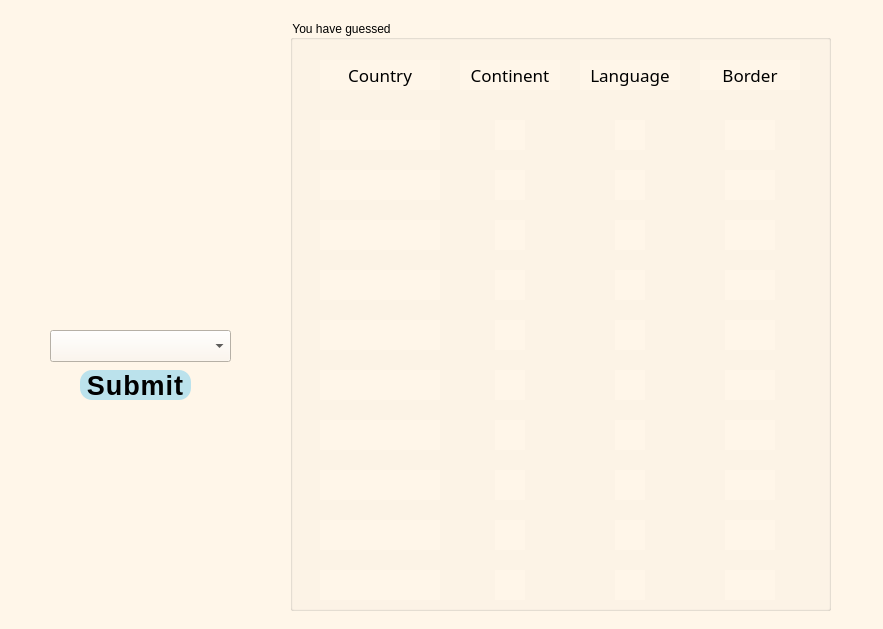
The window that mapper_game.ui (S-rita/KiddoQuest) describes before a commit, drawn with Qt 5.
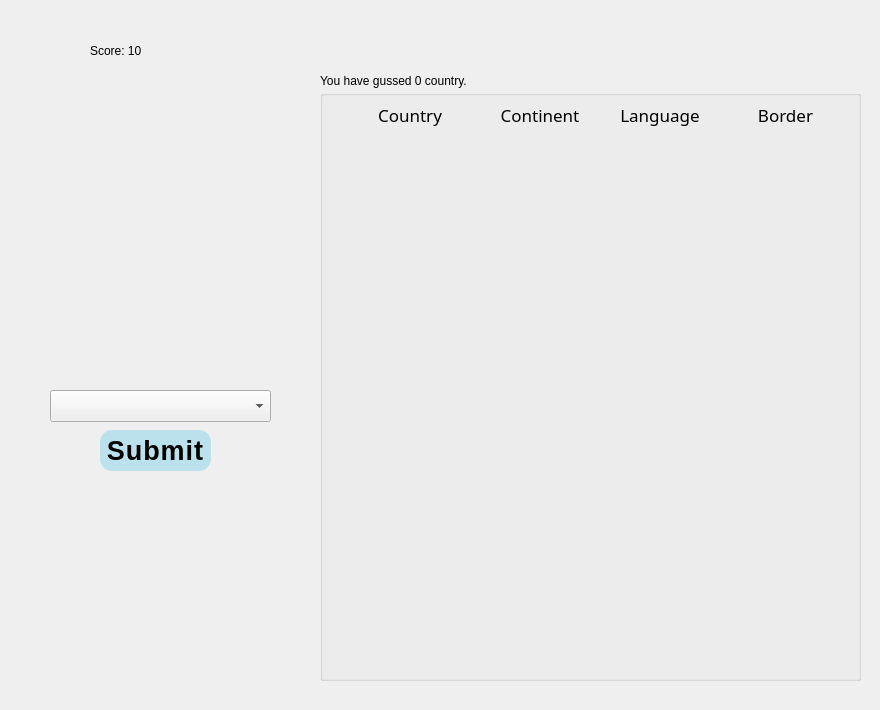
The same window after the commit.

```diff
--- a/mapper_game.ui
+++ b/mapper_game.ui
@@ -6,8 +6,8 @@
    <rect>
     <x>0</x>
     <y>0</y>
-    <width>883</width>
-    <height>629</height>
+    <width>880</width>
+    <height>710</height>
    </rect>
   </property>
   <property name="windowTitle">
@@ -15,17 +15,16 @@
   </property>
   <property name="styleSheet">
    <string notr="true">font: 500 13pt &quot;BM Jua&quot;;
-background: rgb(255, 246, 233);
 color: black;</string>
   </property>
   <widget class="QWidget" name="centralwidget">
    <widget class="QPushButton" name="pushButton">
     <property name="geometry">
      <rect>
-      <x>80</x>
-      <y>370</y>
+      <x>100</x>
+      <y>430</y>
       <width>111</width>
-      <height>30</height>
+      <height>41</height>
      </rect>
     </property>
     <property name="styleSheet">
@@ -44,20 +43,20 @@
    <widget class="QGroupBox" name="GroupBox">
     <property name="geometry">
      <rect>
-      <x>290</x>
-      <y>20</y>
+      <x>320</x>
+      <y>90</y>
       <width>541</width>
       <height>591</height>
      </rect>
     </property>
     <property name="title">
-     <string>You have guessed</string>
+     <string/>
     </property>
     <widget class="QLabel" name="Country_head">
      <property name="geometry">
       <rect>
        <x>30</x>
-       <y>40</y>
+       <y>10</y>
        <width>120</width>
        <height>30</height>
       </rect>
@@ -81,7 +80,7 @@
      <property name="geometry">
       <rect>
        <x>30</x>
-       <y>100</y>
+       <y>70</y>
        <width>120</width>
        <height>30</height>
       </rect>
@@ -94,7 +93,7 @@
      <property name="geometry">
       <rect>
        <x>170</x>
-       <y>40</y>
+       <y>10</y>
        <width>100</width>
        <height>30</height>
       </rect>
@@ -118,7 +117,7 @@
      <property name="geometry">
       <rect>
        <x>290</x>
-       <y>40</y>
+       <y>10</y>
        <width>100</width>
        <height>30</height>
       </rect>
@@ -142,8 +141,8 @@
      <property name="geometry">
       <rect>
        <x>410</x>
-       <y>40</y>
-       <width>100</width>
+       <y>10</y>
+       <width>111</width>
        <height>30</height>
       </rect>
      </property>
@@ -166,7 +165,7 @@
      <property name="geometry">
       <rect>
        <x>30</x>
-       <y>150</y>
+       <y>120</y>
        <width>120</width>
        <height>30</height>
       </rect>
@@ -179,7 +178,7 @@
      <property name="geometry">
       <rect>
        <x>30</x>
-       <y>200</y>
+       <y>170</y>
        <width>120</width>
        <height>30</height>
       </rect>
@@ -192,7 +191,7 @@
      <property name="geometry">
       <rect>
        <x>30</x>
-       <y>250</y>
+       <y>220</y>
        <width>120</width>
        <height>30</height>
       </rect>
@@ -205,7 +204,7 @@
      <property name="geometry">
       <rect>
        <x>30</x>
-       <y>300</y>
+       <y>270</y>
        <width>120</width>
        <height>30</height>
       </rect>
@@ -218,7 +217,7 @@
      <property name="geometry">
       <rect>
        <x>30</x>
-       <y>550</y>
+       <y>520</y>
        <width>120</width>
        <height>30</height>
       </rect>
@@ -231,7 +230,7 @@
      <property name="geometry">
       <rect>
        <x>30</x>
-       <y>500</y>
+       <y>470</y>
        <width>120</width>
        <height>30</height>
       </rect>
@@ -244,7 +243,7 @@
      <property name="geometry">
       <rect>
        <x>30</x>
-       <y>350</y>
+       <y>320</y>
        <width>120</width>
        <height>30</height>
       </rect>
@@ -257,7 +256,7 @@
      <property name="geometry">
       <rect>
        <x>30</x>
-       <y>450</y>
+       <y>420</y>
        <width>120</width>
        <height>30</height>
       </rect>
@@ -270,7 +269,7 @@
      <property name="geometry">
       <rect>
        <x>30</x>
-       <y>400</y>
+       <y>370</y>
        <width>120</width>
        <height>30</height>
       </rect>
@@ -282,8 +281,8 @@
     <widget class="QLabel" name="continent1">
      <property name="geometry">
       <rect>
-       <x>205</x>
-       <y>100</y>
+       <x>210</x>
+       <y>70</y>
        <width>30</width>
        <height>30</height>
       </rect>
@@ -295,8 +294,8 @@
     <widget class="QLabel" name="continent2">
      <property name="geometry">
       <rect>
-       <x>205</x>
-       <y>150</y>
+       <x>210</x>
+       <y>120</y>
        <width>30</width>
        <height>30</height>
       </rect>
@@ -308,8 +307,8 @@
     <widget class="QLabel" name="continent3">
      <property name="geometry">
       <rect>
-       <x>205</x>
-       <y>200</y>
+       <x>210</x>
+       <y>170</y>
        <width>30</width>
        <height>30</height>
       </rect>
@@ -321,8 +320,8 @@
     <widget class="QLabel" name="continent4">
      <property name="geometry">
       <rect>
-       <x>205</x>
-       <y>250</y>
+       <x>210</x>
+       <y>220</y>
        <width>30</width>
        <height>30</height>
       </rect>
@@ -334,8 +333,8 @@
     <widget class="QLabel" name="continent5">
      <property name="geometry">
       <rect>
-       <x>205</x>
-       <y>300</y>
+       <x>210</x>
+       <y>270</y>
        <width>30</width>
        <height>30</height>
       </rect>
@@ -347,8 +346,8 @@
     <widget class="QLabel" name="continent6">
      <property name="geometry">
       <rect>
-       <x>205</x>
-       <y>350</y>
+       <x>210</x>
+       <y>320</y>
        <width>30</width>
        <height>30</height>
       </rect>
@@ -360,8 +359,8 @@
     <widget class="QLabel" name="continent7">
      <property name="geometry">
       <rect>
-       <x>205</x>
-       <y>400</y>
+       <x>210</x>
+       <y>370</y>
        <width>30</width>
        <height>30</height>
       </rect>
@@ -373,8 +372,8 @@
     <widget class="QLabel" name="continent8">
      <property name="geometry">
       <rect>
-       <x>205</x>
-       <y>450</y>
+       <x>210</x>
+       <y>420</y>
        <width>30</width>
        <height>30</height>
       </rect>
@@ -386,8 +385,8 @@
     <widget class="QLabel" name="continent9">
      <property name="geometry">
       <rect>
-       <x>205</x>
-       <y>500</y>
+       <x>210</x>
+       <y>470</y>
        <width>30</width>
        <height>30</height>
       </rect>
@@ -399,8 +398,8 @@
     <widget class="QLabel" name="continent10">
      <property name="geometry">
       <rect>
-       <x>205</x>
-       <y>550</y>
+       <x>210</x>
+       <y>520</y>
        <width>30</width>
        <height>30</height>
       </rect>
@@ -412,8 +411,8 @@
     <widget class="QLabel" name="lang1">
      <property name="geometry">
       <rect>
-       <x>325</x>
-       <y>100</y>
+       <x>320</x>
+       <y>70</y>
        <width>30</width>
        <height>30</height>
       </rect>
@@ -425,8 +424,8 @@
     <widget class="QLabel" name="lang2">
      <property name="geometry">
       <rect>
-       <x>325</x>
-       <y>150</y>
+       <x>320</x>
+       <y>120</y>
        <width>30</width>
        <height>30</height>
       </rect>
@@ -438,8 +437,8 @@
     <widget class="QLabel" name="lang3">
      <property name="geometry">
       <rect>
-       <x>325</x>
-       <y>200</y>
+       <x>320</x>
+       <y>170</y>
        <width>30</width>
        <height>30</height>
       </rect>
@@ -451,8 +450,8 @@
     <widget class="QLabel" name="lang4">
      <property name="geometry">
       <rect>
-       <x>325</x>
-       <y>250</y>
+       <x>320</x>
+       <y>220</y>
        <width>30</width>
        <height>30</height>
       </rect>
@@ -464,8 +463,8 @@
     <widget class="QLabel" name="lang5">
      <property name="geometry">
       <rect>
-       <x>325</x>
-       <y>300</y>
+       <x>320</x>
+       <y>270</y>
        <width>30</width>
        <height>30</height>
       </rect>
@@ -477,8 +476,8 @@
     <widget class="QLabel" name="lang6">
      <property name="geometry">
       <rect>
-       <x>325</x>
-       <y>350</y>
+       <x>320</x>
+       <y>320</y>
        <width>30</width>
        <height>30</height>
       </rect>
@@ -490,8 +489,8 @@
     <widget class="QLabel" name="lang7">
      <property name="geometry">
       <rect>
-       <x>325</x>
-       <y>400</y>
+       <x>320</x>
+       <y>370</y>
        <width>30</width>
        <height>30</height>
       </rect>
@@ -503,8 +502,8 @@
     <widget class="QLabel" name="lang8">
      <property name="geometry">
       <rect>
-       <x>325</x>
-       <y>450</y>
+       <x>320</x>
+       <y>420</y>
        <width>30</width>
        <height>30</height>
       </rect>
@@ -516,8 +515,8 @@
     <widget class="QLabel" name="lang9">
      <property name="geometry">
       <rect>
-       <x>325</x>
-       <y>500</y>
+       <x>320</x>
+       <y>470</y>
        <width>30</width>
        <height>30</height>
       </rect>
@@ -529,8 +528,8 @@
     <widget class="QLabel" name="lang10">
      <property name="geometry">
       <rect>
-       <x>325</x>
-       <y>550</y>
+       <x>320</x>
+       <y>520</y>
        <width>30</width>
        <height>30</height>
       </rect>
@@ -542,8 +541,8 @@
     <widget class="QLabel" name="border1">
      <property name="geometry">
       <rect>
-       <x>435</x>
-       <y>100</y>
+       <x>440</x>
+       <y>70</y>
        <width>50</width>
        <height>30</height>
       </rect>
@@ -558,8 +557,8 @@
     <widget class="QLabel" name="border2">
      <property name="geometry">
       <rect>
-       <x>435</x>
-       <y>150</y>
+       <x>440</x>
+       <y>120</y>
        <width>50</width>
        <height>30</height>
       </rect>
@@ -574,8 +573,8 @@
     <widget class="QLabel" name="border3">
      <property name="geometry">
       <rect>
-       <x>435</x>
-       <y>200</y>
+       <x>440</x>
+       <y>170</y>
        <width>50</width>
        <height>30</height>
       </rect>
@@ -590,8 +589,8 @@
     <widget class="QLabel" name="border4">
      <property name="geometry">
       <rect>
-       <x>435</x>
-       <y>250</y>
+       <x>440</x>
+       <y>220</y>
        <width>50</width>
        <height>30</height>
       </rect>
@@ -606,8 +605,8 @@
     <widget class="QLabel" name="border5">
      <property name="geometry">
       <rect>
-       <x>435</x>
-       <y>300</y>
+       <x>440</x>
+       <y>270</y>
        <width>50</width>
        <height>30</height>
       </rect>
@@ -622,8 +621,8 @@
     <widget class="QLabel" name="border6">
      <property name="geometry">
       <rect>
-       <x>435</x>
-       <y>350</y>
+       <x>440</x>
+       <y>320</y>
        <width>50</width>
        <height>30</height>
       </rect>
@@ -638,8 +637,8 @@
     <widget class="QLabel" name="border7">
      <property name="geometry">
       <rect>
-       <x>435</x>
-       <y>400</y>
+       <x>440</x>
+       <y>370</y>
        <width>50</width>
        <height>30</height>
       </rect>
@@ -654,8 +653,8 @@
     <widget class="QLabel" name="border8">
      <property name="geometry">
       <rect>
-       <x>435</x>
-       <y>450</y>
+       <x>440</x>
+       <y>420</y>
        <width>50</width>
        <height>30</height>
       </rect>
@@ -670,8 +669,8 @@
     <widget class="QLabel" name="border9">
      <property name="geometry">
       <rect>
-       <x>435</x>
-       <y>500</y>
+       <x>440</x>
+       <y>470</y>
        <width>50</width>
        <height>30</height>
       </rect>
@@ -686,8 +685,8 @@
     <widget class="QLabel" name="border10">
      <property name="geometry">
       <rect>
-       <x>435</x>
-       <y>550</y>
+       <x>440</x>
+       <y>520</y>
        <width>50</width>
        <height>30</height>
       </rect>
@@ -703,8 +702,8 @@
    <widget class="QLabel" name="country_shape">
     <property name="geometry">
      <rect>
-      <x>0</x>
-      <y>50</y>
+      <x>20</x>
+      <y>110</y>
       <width>271</width>
       <height>261</height>
      </rect>
@@ -720,8 +719,8 @@
     <property name="geometry">
      <rect>
       <x>50</x>
-      <y>330</y>
-      <width>181</width>
+      <y>390</y>
+      <width>221</width>
       <height>32</height>
      </rect>
     </property>
@@ -729,6 +728,40 @@
      <string notr="true">color: rgb(0, 0, 0);</string>
     </property>
    </widget>
+   <widget class="QLabel" name="scoreLabel">
+    <property name="geometry">
+     <rect>
+      <x>90</x>
+      <y>30</y>
+      <width>131</width>
+      <height>41</height>
+     </rect>
+    </property>
+    <property name="styleSheet">
+     <string notr="true">font: 30pt &quot;BM Jua&quot;;
+color: rgb(0,0,0)</string>
+    </property>
+    <property name="text">
+     <string>Score: 10</string>
+    </property>
+   </widget>
+   <widget class="QLabel" name="AlreadyGuessed">
+    <property name="geometry">
+     <rect>
+      <x>320</x>
+      <y>60</y>
+      <width>361</width>
+      <height>41</height>
+     </rect>
+    </property>
+    <property name="styleSheet">
+     <string notr="true">font: 18pt &quot;BM Jua&quot;;
+color: rgb(0,0,0)</string>
+    </property>
+    <property name="text">
+     <string>You have gussed 0 country.</string>
+    </property>
+   </widget>
   </widget>
  </widget>
  <resources/>
```
